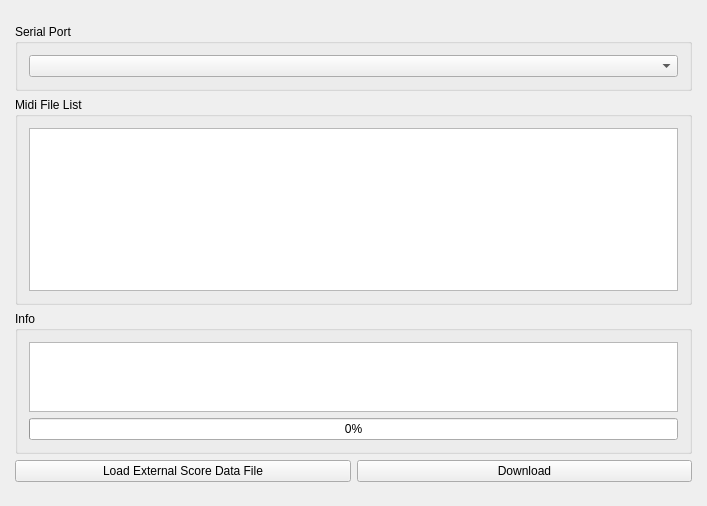
Old version of the form qt-project/mainwindow.ui in the repository eeyrw/midi-to-hex-qt.
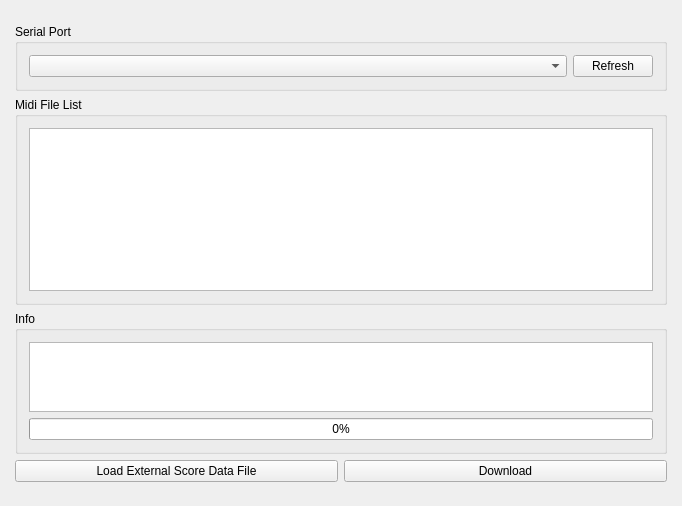
New version of the form.

Diff of the .ui file:
```diff
--- a/qt-project/mainwindow.ui
+++ b/qt-project/mainwindow.ui
@@ -6,7 +6,7 @@
    <rect>
     <x>0</x>
     <y>0</y>
-    <width>707</width>
+    <width>682</width>
     <height>506</height>
    </rect>
   </property>
@@ -43,14 +43,33 @@
       <property name="title">
        <string>Serial Port</string>
       </property>
-      <layout class="QVBoxLayout" name="verticalLayout_4">
+      <layout class="QHBoxLayout" name="horizontalLayout">
        <item>
         <widget class="QComboBox" name="serialPortComobox">
+         <property name="sizePolicy">
+          <sizepolicy hsizetype="Ignored" vsizetype="Preferred">
+           <horstretch>1</horstretch>
+           <verstretch>0</verstretch>
+          </sizepolicy>
+         </property>
          <property name="editable">
           <bool>false</bool>
          </property>
         </widget>
        </item>
+       <item>
+        <widget class="QPushButton" name="serialPortListRefreshButton">
+         <property name="sizePolicy">
+          <sizepolicy hsizetype="Minimum" vsizetype="Fixed">
+           <horstretch>0</horstretch>
+           <verstretch>0</verstretch>
+          </sizepolicy>
+         </property>
+         <property name="text">
+          <string>Refresh</string>
+         </property>
+        </widget>
+       </item>
       </layout>
      </widget>
     </item>
```
